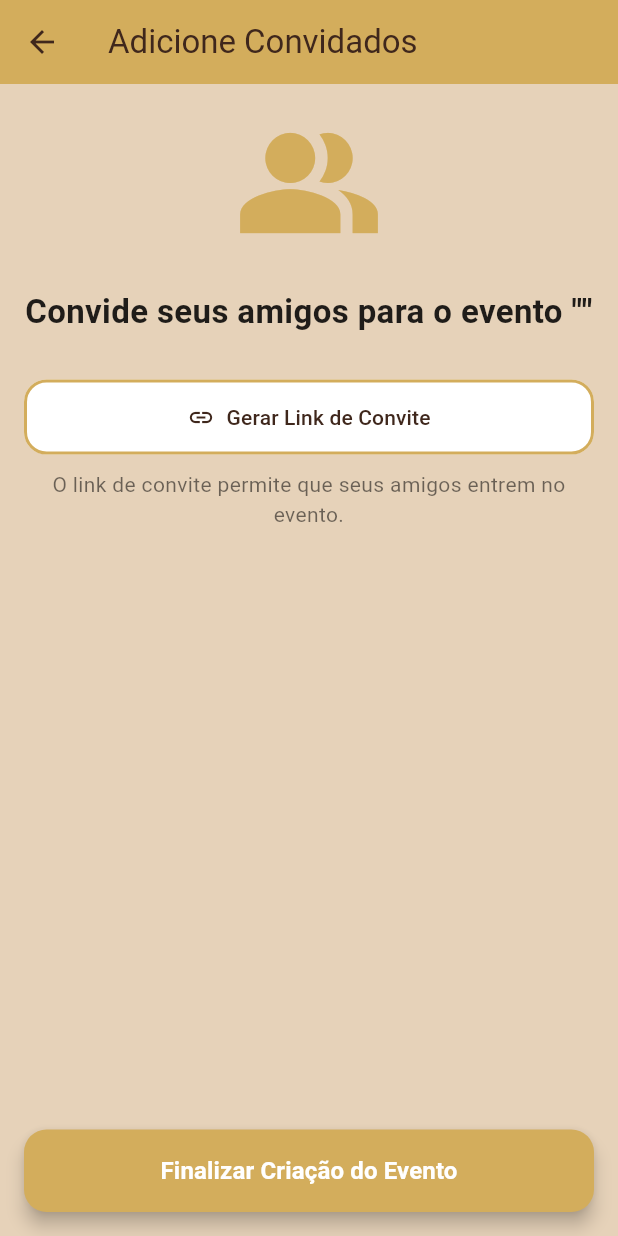
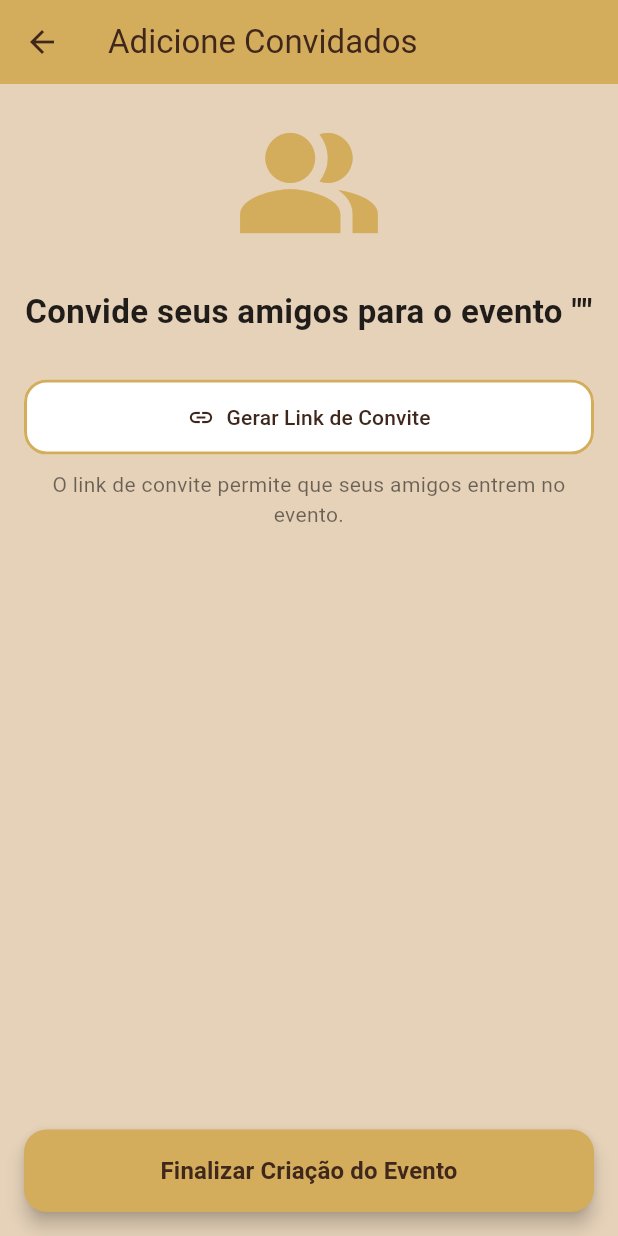
Before and after one commit to BrennoMaGon/Olha-o-Role, a Flutter app: the InviteGuestsScreen screen opened directly with empty values, on a phone screen of 412 x 824 dp. Run offline on Flutter 3.47's test engine with Material 3 defaults, Android fonts, the phone set to English and light mode, and no system bars; our stand-ins replace shared_preferences; accounts and stored records are empty.

```diff
--- a/lib/models/event.dart
+++ b/lib/models/event.dart
@@ -1,20 +1,34 @@
-// lib/models/event.dart
+// models/event.dart
+
+import 'dart:convert'; // Importe para o JSON
+
+// Assumindo que você tem também um modelo para EventItem
 class EventItem {
   final String name;
   final int quantity;
 
-  EventItem({
-    required this.name,
-    required this.quantity,
-  });
+  EventItem({required this.name, required this.quantity});
+
+  // Converte EventItem em um Map (JSON)
+  Map<String, dynamic> toJson() => {
+    'name': name,
+    'quantity': quantity,
+  };
+
+  // Cria um EventItem a partir de um Map (JSON)
+  factory EventItem.fromJson(Map<String, dynamic> json) => EventItem(
+    name: json['name'] as String,
+    quantity: json['quantity'] as int,
+  );
 }
+
 
 class Event {
   final String id;
   final String name;
   final String description;
   final int peopleCount;
-  final String eventDate;
+  final String eventDate; // Formato "AAAA-MM-DD"
   final DateTime createdAt;
   final List<EventItem> items;
 
@@ -27,4 +41,28 @@ class Event {
     required this.createdAt,
     required this.items,
   });
+
+  // 1. Converte Evento em um Map (JSON)
+  Map<String, dynamic> toJson() => {
+    'id': id,
+    'name': name,
+    'description': description,
+    'peopleCount': peopleCount,
+    'eventDate': eventDate,
+    'createdAt': createdAt.toIso8601String(), // Salva DateTime como string
+    'items': items.map((i) => i.toJson()).toList(), // Converte a lista de itens
+  };
+
+  // 2. Cria um Evento a partir de um Map (JSON)
+  factory Event.fromJson(Map<String, dynamic> json) => Event(
+    id: json['id'] as String,
+    name: json['name'] as String,
+    description: json['description'] as String,
+    peopleCount: json['peopleCount'] as int,
+    eventDate: json['eventDate'] as String,
+    createdAt: DateTime.parse(json['createdAt'] as String), // Reconverte para DateTime
+    items: (json['items'] as List<dynamic>)
+        .map((i) => EventItem.fromJson(i as Map<String, dynamic>))
+        .toList(),
+  );
 }
--- a/lib/screens/invite_guests_screen.dart
+++ b/lib/screens/invite_guests_screen.dart
@@ -1,14 +1,15 @@
 import 'package:flutter/material.dart';
 import 'package:flutter/services.dart';
 import 'dart:math';
-import 'event_list_screen.dart'; // Importe o EventListScreen
-import '../models/event.dart'; // Certifique-se de que Event e EventItem estão aqui
+// O import do EventListScreen não é estritamente necessário se você fizer o pop,
+// mas vamos mantê-lo para referência ao construtor, caso precise.
+import 'event_list_screen.dart';
+import '../models/event.dart';
 
 class InviteGuestsScreen extends StatelessWidget {
   final String eventName;
   final String eventDescription;
   final int eventPeopleCount;
-  // Está recebendo um DateTime, que deve vir da AddItemsScreen
   final DateTime eventDate;
   final String eventId;
   final List<EventItem> eventItems;
@@ -18,24 +19,22 @@ class InviteGuestsScreen extends StatelessWidget {
     required this.eventName,
     required this.eventDescription,
     required this.eventPeopleCount,
-    required this.eventDate, // Recebe o DateTime
+    required this.eventDate,
     required this.eventId,
     required this.eventItems,
   });
 
   String _generateInviteLink() {
-    // Lógica para gerar um código aleatório de 8 caracteres
     const chars = 'abcdefghijklmnopqrstuvwxyzABCDEFGHIJKLMNOPQRSTUVWXYZ0123456789';
     final random = Random();
     final code = List.generate(8, (index) => chars[random.nextInt(chars.length)]).join();
-    // Utiliza o código no link
     return 'https://olhaorole.app/evento/$code';
   }
 
   void _showLinkDialog(BuildContext context) {
+    // ... (Mantém o código do showLinkDialog, que está correto)
     final link = _generateInviteLink();
 
-    // Diálogo estilizado para mostrar e copiar o link
     showDialog(
       context: context,
       builder: (context) => AlertDialog(
@@ -60,7 +59,6 @@ class InviteGuestsScreen extends StatelessWidget {
               color: Color.fromARGB(255, 211, 173, 92),
             ),
             const SizedBox(height: 20),
-            // Contêiner para exibir o link de forma selecionável
             Container(
               padding: const EdgeInsets.all(16),
               decoration: BoxDecoration(
@@ -77,12 +75,9 @@ class InviteGuestsScreen extends StatelessWidget {
               ),
             ),
             const SizedBox(height: 20),
-            // Botão para copiar o link
             ElevatedButton.icon(
               onPressed: () {
-                // Copia o link para a área de transferência
                 Clipboard.setData(ClipboardData(text: link));
-                // Exibe uma SnackBar de confirmação
                 ScaffoldMessenger.of(context).showSnackBar(
                   SnackBar(
                     content: const Text('Link copiado para a área de transferência!'),
@@ -111,7 +106,6 @@ class InviteGuestsScreen extends StatelessWidget {
           ],
         ),
         actions: [
-          // Botão para fechar o diálogo
           TextButton(
             onPressed: () => Navigator.pop(context),
             style: TextButton.styleFrom(
@@ -131,7 +125,7 @@ class InviteGuestsScreen extends StatelessWidget {
       appBar: AppBar(
         foregroundColor: const Color.fromARGB(255, 63, 39, 28),
         backgroundColor: const Color.fromARGB(255, 211, 173, 92),
-        title: const Text('Adicione Convidados'), // Título mais descritivo
+        title: const Text('Adicione Convidados'),
       ),
       body: Padding(
         padding: const EdgeInsets.all(16.0),
@@ -140,7 +134,7 @@ class InviteGuestsScreen extends StatelessWidget {
           crossAxisAlignment: CrossAxisAlignment.stretch,
           children: [
             const Icon(
-              Icons.people_alt, // Ícone que representa convidados
+              Icons.people_alt,
               size: 100,
               color: Color.fromARGB(255, 211, 173, 92),
             ),
@@ -175,7 +169,6 @@ class InviteGuestsScreen extends StatelessWidget {
               ),
             ),
             const SizedBox(height: 10),
-             // Mensagem informativa
             const Text(
               'O link de convite permite que seus amigos entrem no evento.',
               textAlign: TextAlign.center,
@@ -190,32 +183,51 @@ class InviteGuestsScreen extends StatelessWidget {
             // Botão Finalizar
             ElevatedButton(
               onPressed: () {
-                // Cria o objeto Event COMPLETO com todos os dados
+                // 1. Cria o objeto Event COMPLETO
                 final newEvent = Event(
                   id: eventId,
                   name: eventName,
                   description: eventDescription,
                   peopleCount: eventPeopleCount,
-                  // CORREÇÃO: Converte o DateTime (recebido) para a String "AAAA-MM-DD"
-                  // esperada pelo modelo 'Event'
+                  // Garante o formato 'AAAA-MM-DD'
                   eventDate: eventDate.toIso8601String().substring(0, 10),
                   createdAt: DateTime.now(),
                   items: eventItems,
                 );
 
-                // Navega de volta para o EventListScreen passando o evento e removendo
-                // todas as telas anteriores da pilha.
+                // 2. Retorna o novo evento para a tela anterior (CreateEventScreen ou AddItemsScreen)
+                // Usando `Navigator.pop` com o resultado.
+                // Isso sinaliza que o fluxo de criação terminou com sucesso.
+                // As telas anteriores na pilha devem ter o código para tratar este resultado
+                // e, em seguida, fazer o pop de volta para a EventListScreen.
+                // IMPORTANTE: Se esta é a última tela antes da EventListScreen,
+                // você precisa garantir que ela volte para a raiz.
+
+                // Opção mais simples (menos linhas, exige ajuste nas outras telas):
+                // Navigator.pop(context, newEvent);
+
+                // Opção que força o retorno à EventListScreen (sua raiz) e passa o evento:
+                // Usaremos pushAndRemoveUntil, mas a EventListScreen deve usar o
+                // construtor padrão, e você deve retornar o evento para a Home.
+
+                // Melhor Opção para o seu caso (Zerar a pilha e ir para a Home):
+                // Retorna para a tela de lista de eventos e REMOVE TODAS as telas
+                // de criação da pilha, passando o evento para ser adicionado.
                 Navigator.pushAndRemoveUntil(
                   context,
                   MaterialPageRoute(
+                    // Passa o novo evento para que EventListScreen o adicione à lista carregada.
                     builder: (context) => EventListScreen.withEvent(newEvent),
                   ),
-                  (route) => false, // Remove todas as telas da pilha
+                  (route) => route.isFirst, // Mantém a tela raiz/home (se EventListScreen for a primeira)
                 );
+
+                // NOTA: Se EventListScreen não for a primeira (isFirst), mude para `(route) => false`
+                // O código na EventListScreen está preparado para receber e salvar o `initialEvent`.
               },
               style: ElevatedButton.styleFrom(
-                backgroundColor: const Color.fromARGB(255, 211, 173, 92), // Cor destacada
-                foregroundColor: const Color.fromARGB(255, 63, 39, 28),
+                backgroundColor: const Color.fromARGB(255, 211, 173, 92),
+                foregroundColor: Colors.white,
                 padding: const EdgeInsets.symmetric(vertical: 16),
                 shape: RoundedRectangleBorder(
                   borderRadius: BorderRadius.circular(15),
@@ -227,7 +239,7 @@ class InviteGuestsScreen extends StatelessWidget {
                 style: TextStyle(
                   fontSize: 16,
                   fontWeight: FontWeight.w700,
-                  color: Colors.white,
+                  color: Color.fromARGB(255, 63, 39, 28),
                 ),
               ),
             ),
--- a/pubspec.yaml
+++ b/pubspec.yaml
@@ -36,6 +36,7 @@ dependencies:
   cupertino_icons: ^1.0.8
   image_picker: ^1.2.0
   intl: ^0.20.2
+  shared_preferences: ^2.2.2
 
 dev_dependencies:
   flutter_test:
```
Also changed, not shown: lib/screens/event_list_screen.dart (+54 -6 lines), pubspec.lock, 1 other file.
